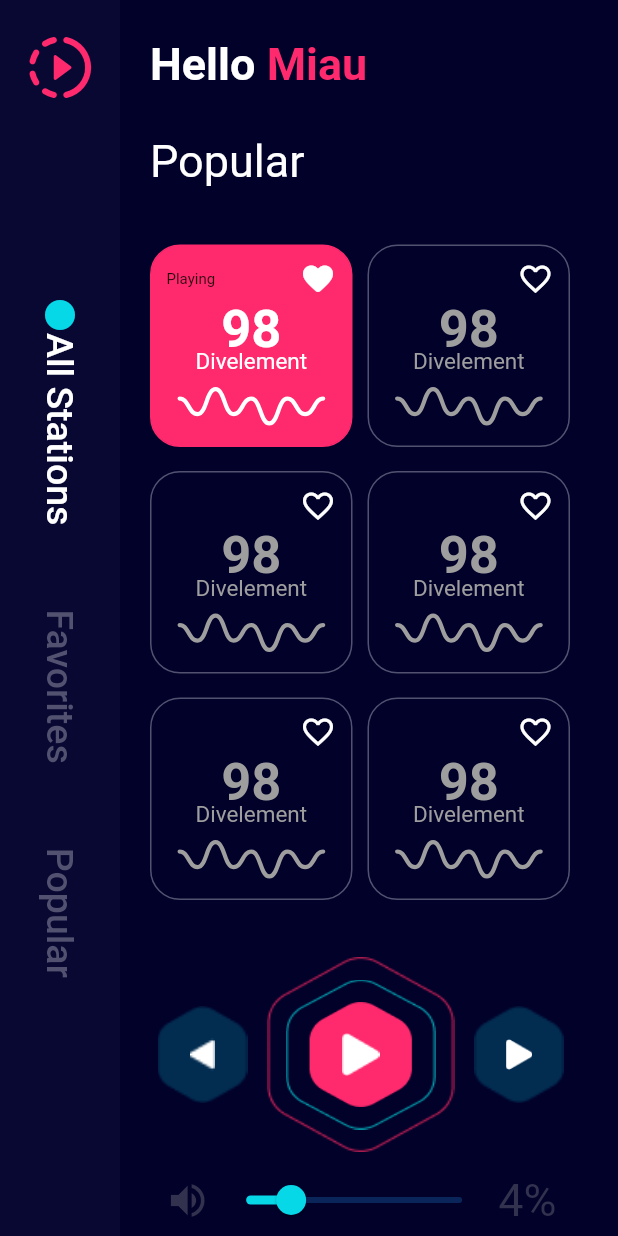
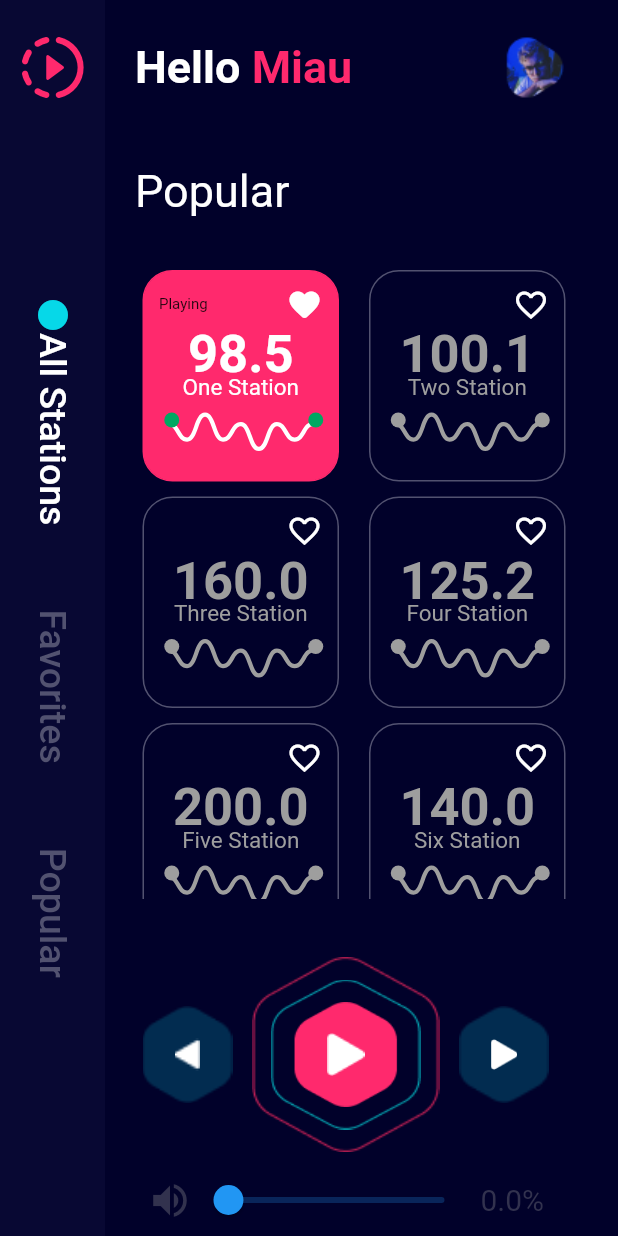
Before and after one commit to MohammadTeeU/challenge2, a Flutter app: the screen it shows after launch, on a phone screen of 412 x 824 dp. Run offline on Flutter 3.47's test engine with Material 2 defaults, Android fonts, the phone set to English and light mode, and no system bars.

Commit message:
Challenge2: GridView Of cards

```diff
--- a/lib/bottom_items.dart
+++ b/lib/bottom_items.dart
@@ -1,7 +1,17 @@
 import 'package:flutter/cupertino.dart';
 import 'package:flutter/material.dart';
 
-Widget bottomItems() {
+class BottomItems extends StatefulWidget {
+  const BottomItems({Key? key}) : super(key: key);
+
+  @override
+  State<BottomItems> createState() => _BottomItems();
+}
+
+class _BottomItems extends State<BottomItems> {
+  var _value = 0.0;
+  @override
+  Widget build(BuildContext context) {
     return Column(
       children: [
         Row(
@@ -109,15 +119,18 @@ Widget bottomItems() {
               color: Color.fromARGB(255, 50, 50, 78),
             ),
             Slider(
-              value: 4,
               min: 0,
-              max: 20.0,
-              divisions: 100,
-              activeColor: Color.fromARGB(255, 6, 216, 232),
-              onChanged: (s) {}),
-          Text('4%',
+              max: 100,
+              value: _value,
+              onChanged: (value) {
+                setState(() {
+                  _value = value;
+                });
+              },
+            ),
+            Text('${_value.toStringAsFixed(1)}%',
                 style: TextStyle(
-                fontSize: 30,
+                  fontSize: 20,
                   color: Color.fromARGB(255, 50, 50, 78),
                 )),
           ],
@@ -125,3 +138,4 @@ Widget bottomItems() {
       ],
     );
   }
+}
--- a/lib/cards_radio.dart
+++ b/lib/cards_radio.dart
@@ -1,24 +1,6 @@
 import 'package:flutter/material.dart';
-import 'dart:ui' as ui;
 
-class CardRadioUser extends StatefulWidget {
-  CardRadioUser({required this.isClicked, Key? key}) : super(key: key);
-
-  bool isClicked;
-  @override
-  State<CardRadioUser> createState() => _CardRadioUser(isClicked);
-}
-
-class _CardRadioUser extends State<CardRadioUser> {
-  _CardRadioUser(this.isClicked);
-  bool isClicked;
-  @override
-  Widget build(BuildContext context) {
-    return BuildCard(isClicked);
-  }
-}
-
-Widget BuildCard(bool isClicked) {
+Widget BuildCard(double Freq, String Name, bool isClicked) {
   return Padding(
     padding: const EdgeInsets.fromLTRB(0, 0, 10, 0),
     child: Container(
@@ -60,13 +42,13 @@ Widget BuildCard(bool isClicked) {
             Center(
               child: Column(
                 children: [
-                  Text('98',
+                  Text(Freq.toString(),
                       style: TextStyle(
                           fontWeight: FontWeight.bold,
                           color: isClicked ? Colors.white : Colors.grey,
                           fontSize: 35,
                           height: 1.2)),
-                  Text('Divelement',
+                  Text(Name,
                       style: TextStyle(
                           color: isClicked ? Colors.white : Colors.grey,
                           fontSize: 15,
@@ -77,6 +59,11 @@ Widget BuildCard(bool isClicked) {
             Padding(
               padding: const EdgeInsets.fromLTRB(0, 10, 0, 0),
               child: CustomPaint(
+                foregroundPainter: isClicked
+                    ? CircularPoint(
+                        clr: Color.fromARGB(255, (Freq / 150).toInt(),
+                            (Freq.toInt() % 150) * 20, Freq.toInt()))
+                    : CircularPoint(clr: Colors.grey),
                 size: Size(
                     100,
                     (100 * 0.26136363636363635)
@@ -93,7 +80,22 @@ Widget BuildCard(bool isClicked) {
   );
 }
 
-//Copy this CustomPainter code to the Bottom of the File
+class CircularPoint extends CustomPainter {
+  CircularPoint({required this.clr});
+  Color clr;
+  @override
+  void paint(Canvas canvas, Size size) {
+    var paint1 = Paint()
+      ..color = clr
+      ..style = PaintingStyle.fill;
+    canvas.drawCircle(Offset(4, 5), 5, paint1);
+    canvas.drawCircle(Offset(100, 5), 5, paint1);
+  }
+
+  @override
+  bool shouldRepaint(CustomPainter oldDelegate) => true;
+}
+
 class RPSCustomPainter extends CustomPainter {
   RPSCustomPainter({required this.clr});
   Color clr;
--- a/lib/main.dart
+++ b/lib/main.dart
@@ -1,5 +1,6 @@
 import 'package:flutter/cupertino.dart';
 import 'package:flutter/material.dart';
+import 'dart:ui' as ui;
 
 import 'bottom_items.dart';
 import 'cards_radio.dart';
@@ -36,21 +37,25 @@ class MyHomePage extends StatefulWidget {
 
 class _MyHomePageState extends State<MyHomePage> {
   int isClickedCon = 0;
+  List<double> Freqs = [98.5, 100.1, 160, 125.2, 200, 140];
+  List<String> Names = [
+    "One Station",
+    "Two Station",
+    "Three Station",
+    "Four Station",
+    "Five Station",
+    "Six Station"
+  ];
   @override
   Widget build(BuildContext context) {
-    var _selectedIndex = 0;
-    var TabInd = 0;
     return Scaffold(
         backgroundColor: Color.fromARGB(255, 1, 1, 42),
         body: SafeArea(
           child: Row(
             children: [
-              Container(
-                height: MediaQuery.of(context).size.height,
-                child: NavigBarSide(),
-              ),
+              const NavigBarSide(),
               Padding(
-                padding: const EdgeInsets.fromLTRB(20, 25, 20, 0),
+                padding: const EdgeInsets.fromLTRB(20, 10, 20, 0),
                 child: Column(
                   crossAxisAlignment: CrossAxisAlignment.start,
                   children: [
@@ -58,15 +63,15 @@ class _MyHomePageState extends State<MyHomePage> {
                       padding: const EdgeInsets.fromLTRB(0, 0, 0, 0),
                       child: Row(
                         mainAxisAlignment: MainAxisAlignment.start,
-                        children: const [
-                          Text(
+                        children: [
+                          const Text(
                             'Hello',
                             style: TextStyle(
                                 fontWeight: FontWeight.bold,
                                 fontSize: 30,
                                 color: Colors.white),
                           ),
-                          Text(
+                          const Text(
                             ' Miau',
                             style: TextStyle(
                               fontWeight: FontWeight.bold,
@@ -74,87 +79,45 @@ class _MyHomePageState extends State<MyHomePage> {
                               color: Color.fromARGB(255, 255, 41, 109),
                             ),
                           ),
+                          Container(
+                            width: MediaQuery.of(context).size.width - 325,
+                          ),
+                          Image.asset('images/1.png'),
                         ],
                       ),
                     ),
-                    Padding(
-                      padding: const EdgeInsets.fromLTRB(0, 30, 0, 30),
-                      child: const Text(
+                    const Padding(
+                      padding: EdgeInsets.fromLTRB(0, 30, 0, 30),
+                      child: Text(
                         'Popular',
                         style: TextStyle(fontSize: 30, color: Colors.white),
                       ),
                     ),
-                    Padding(
-                      padding: const EdgeInsets.fromLTRB(0, 8, 0, 8),
-                      child: Row(
-                        children: [
-                          GestureDetector(
-                            onTap: () {
-                              isClickedCon = 0;
-                              setState(() {});
-                            },
-                            child: CardRadioUser(
-                                isClicked: isClickedCon == 0 ? true : false),
-                          ),
-                          GestureDetector(
-                            onTap: () {
-                              isClickedCon = 1;
-                              setState(() {});
-                            },
-                            child: CardRadioUser(
-                                isClicked: isClickedCon == 1 ? true : false),
-                          ),
-                        ],
+                    /////////GridView
+                    ///
+                    Container(
+                      width: MediaQuery.of(context).size.width - 110,
+                      height: MediaQuery.of(context).size.height - 400,
+                      child: GridView.count(
+                        crossAxisCount: 2,
+                        // Generate 100 Widgets that display their index in the List
+                        children: List.generate(6, (index) {
+                          return Padding(
+                            padding: const EdgeInsets.all(5),
+                            child: InkWell(
+                                onTap: () {
+                                  isClickedCon = index;
+                                  setState(() {});
+                                },
+                                child: BuildCard(Freqs[index], Names[index],
+                                    isClickedCon == index ? true : false)),
+                          );
+                        }),
                       ),
                     ),
-                    Padding(
-                      padding: const EdgeInsets.fromLTRB(0, 8, 0, 8),
-                      child: Row(
-                        children: [
-                          GestureDetector(
-                            onTap: () {
-                              isClickedCon = 2;
-                              setState(() {});
-                            },
-                            child: CardRadioUser(
-                                isClicked: isClickedCon == 2 ? true : false),
-                          ),
-                          GestureDetector(
-                            onTap: () {
-                              isClickedCon = 3;
-                              setState(() {});
-                            },
-                            child: CardRadioUser(
-                                isClicked: isClickedCon == 3 ? true : false),
-                          ),
-                        ],
-                      ),
-                    ),
-                    Padding(
-                      padding: const EdgeInsets.fromLTRB(0, 8, 0, 8),
-                      child: Row(
-                        children: [
-                          GestureDetector(
-                            onTap: () {
-                              isClickedCon = 4;
-                              setState(() {});
-                            },
-                            child: CardRadioUser(
-                                isClicked: isClickedCon == 4 ? true : false),
-                          ),
-                          GestureDetector(
-                            onTap: () {
-                              isClickedCon = 5;
-                              setState(() {});
-                            },
-                            child: CardRadioUser(
-                                isClicked: isClickedCon == 5 ? true : false),
-                          ),
-                        ],
-                      ),
-                    ),
+                    /////////
                     Expanded(child: Container()),
-                    bottomItems(),
+                    BottomItems(),
                   ],
                 ),
               )
--- a/lib/navig_side.dart
+++ b/lib/navig_side.dart
@@ -11,10 +11,9 @@ class _NavigBarSidestate extends State<NavigBarSide> {
   var _selectedIndex = 0;
   @override
   Widget build(BuildContext context) {
-    return Row(
-      children: [
-        Container(
-          width: 80,
+    return Container(
+      width: 70,
+      height: MediaQuery.of(context).size.height,
       color: const Color.fromARGB(255, 8, 8, 51),
       child: Column(
         children: [
@@ -147,8 +146,6 @@ class _NavigBarSidestate extends State<NavigBarSide> {
           ),
         ],
       ),
-        ),
-      ],
     );
   }
 }
```
Also changed, not shown: images/1.png (added), 3 other files. Lines whose indentation alone changed are shown as unchanged.
